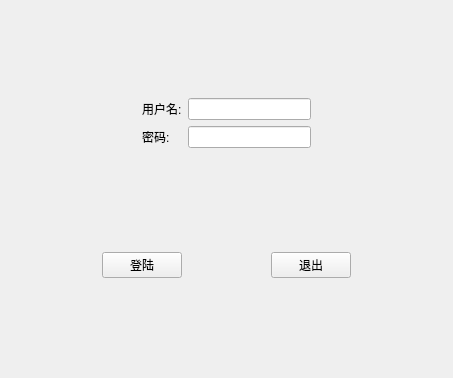
Above: QT5/05_QtLayout/mainwindow.ui from ALssW/qt-study before the change. Below: the same form after it.
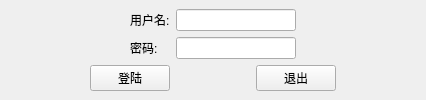
That is the form after the change.

Patch:
```diff
--- a/QT5/05_QtLayout/mainwindow.ui
+++ b/QT5/05_QtLayout/mainwindow.ui
@@ -6,13 +6,16 @@
    <rect>
     <x>0</x>
     <y>0</y>
-    <width>453</width>
-    <height>378</height>
+    <width>426</width>
+    <height>93</height>
    </rect>
   </property>
   <property name="windowTitle">
    <string>MainWindow</string>
   </property>
+  <property name="tabShape">
+   <enum>QTabWidget::Rounded</enum>
+  </property>
   <widget class="QWidget" name="centralwidget">
    <layout class="QVBoxLayout" name="verticalLayout">
     <item>
@@ -24,6 +27,18 @@
        </sizepolicy>
       </property>
       <layout class="QGridLayout" name="gridLayout_2">
+       <property name="leftMargin">
+        <number>0</number>
+       </property>
+       <property name="topMargin">
+        <number>0</number>
+       </property>
+       <property name="rightMargin">
+        <number>0</number>
+       </property>
+       <property name="bottomMargin">
+        <number>0</number>
+       </property>
        <item row="1" column="1">
         <widget class="QLabel" name="label_2">
          <property name="text">
@@ -35,7 +50,14 @@
         <widget class="QLineEdit" name="lineEdit_2"/>
        </item>
        <item row="1" column="2">
-        <widget class="QLineEdit" name="lineEdit"/>
+        <widget class="QLineEdit" name="lineEdit">
+         <property name="tabletTracking">
+          <bool>false</bool>
+         </property>
+         <property name="echoMode">
+          <enum>QLineEdit::Password</enum>
+         </property>
+        </widget>
        </item>
        <item row="1" column="3">
         <spacer name="horizontalSpacer_7">
@@ -108,6 +130,18 @@
        </sizepolicy>
       </property>
       <layout class="QGridLayout" name="gridLayout_3">
+       <property name="leftMargin">
+        <number>0</number>
+       </property>
+       <property name="topMargin">
+        <number>0</number>
+       </property>
+       <property name="rightMargin">
+        <number>0</number>
+       </property>
+       <property name="bottomMargin">
+        <number>0</number>
+       </property>
        <item row="0" column="0">
         <spacer name="horizontalSpacer_2">
          <property name="orientation">
```
